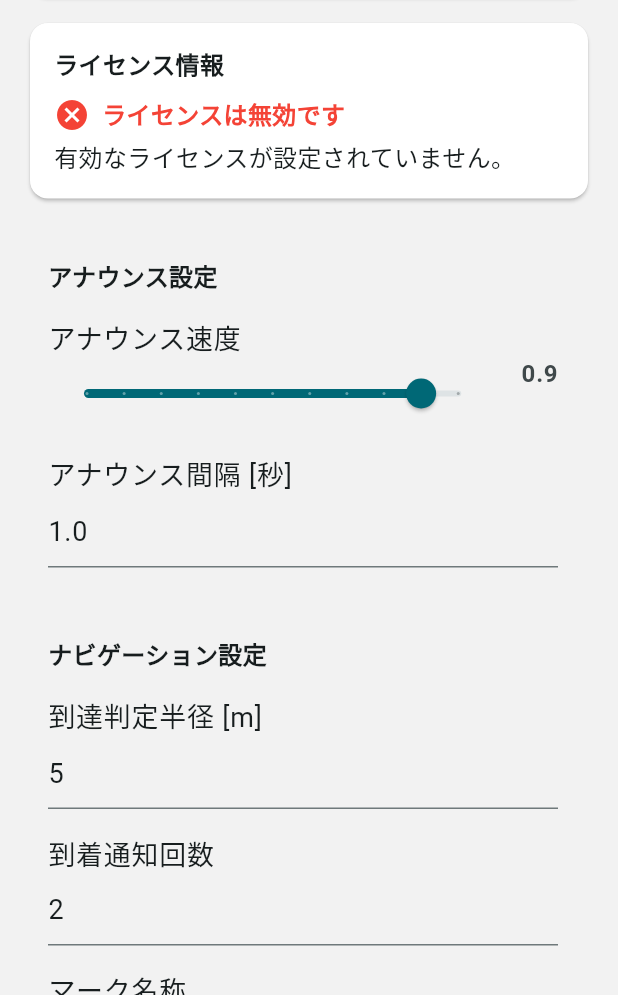
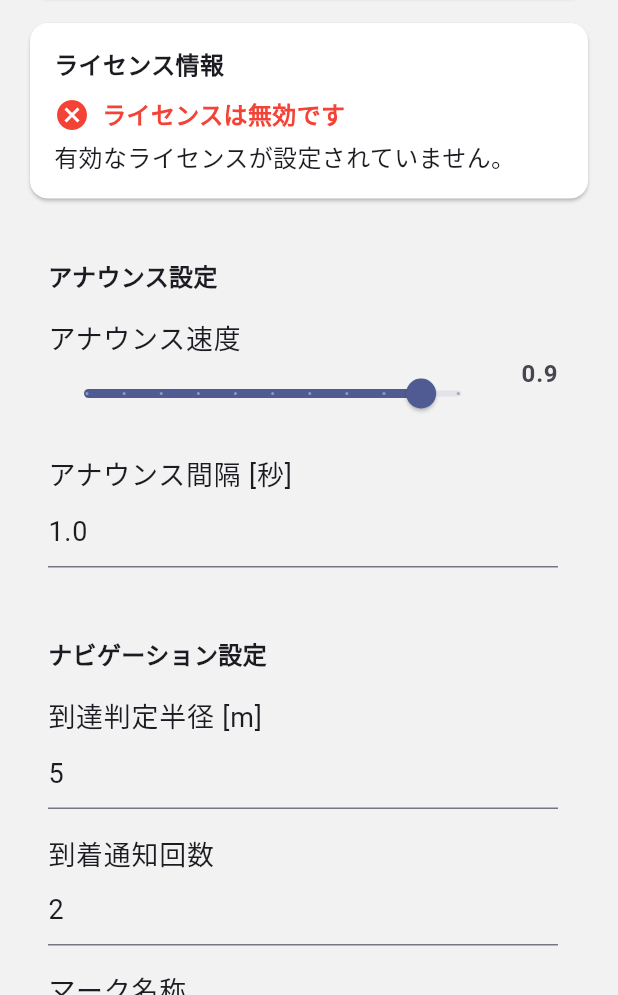
Before and after one commit to takara2314/bsam, a Flutter app: the screen it shows after launch, after a tap on the "settings" icon, on a phone screen of 412 x 824 dp, the part 241-1236 px from its top. Run offline on Flutter 3.47's test engine with Material 3 defaults, Android fonts, the phone set to English and light mode, and no system bars; our stand-ins replace battery_plus, connectivity_plus, firebase_core, firebase_crashlytics, flutter_compass, flutter_dotenv and 8 more; missing offline and left inert: async_locks, jwt_decode; accounts and stored records are empty; statements that could not run were skipped.

Commit message:
feat: テーマカラーを統一

```diff
--- a/lib/main.dart
+++ b/lib/main.dart
@@ -11,6 +11,8 @@ import 'package:bsam/pages/home/page.dart';
 import 'package:bsam/providers.dart';
 import 'package:connectivity_plus/connectivity_plus.dart';
 import 'package:bsam/constants/app_constants.dart';
+
+const primaryColor = Color.fromRGBO(0, 42, 149, 1);
 
 void main() async {
   // クラッシュハンドラ
@@ -157,7 +159,7 @@ class _AppState extends ConsumerState<App> {
       navigatorKey: _navigatorKey,
       theme: ThemeData(
         useMaterial3: true,
-        colorSchemeSeed: Colors.cyan,
+        colorSchemeSeed: primaryColor,
         scaffoldBackgroundColor: const Color(0xFFF2F2F2),
         appBarTheme: const AppBarTheme(
           systemOverlayStyle: SystemUiOverlayStyle(statusBarColor: Colors.transparent),
--- a/lib/pages/home/participate_button.dart
+++ b/lib/pages/home/participate_button.dart
@@ -1,3 +1,4 @@
+import 'package:bsam/main.dart';
 import 'package:flutter/material.dart';
 import 'package:flutter_riverpod/flutter_riverpod.dart';
 
@@ -50,7 +51,7 @@ class ParticipateButton extends ConsumerWidget {
             }
           : null,
         style: ElevatedButton.styleFrom(
-          backgroundColor: Colors.cyan,
+          backgroundColor: primaryColor,
           shape: RoundedRectangleBorder(
             borderRadius: BorderRadius.circular(20)
           ),
--- a/lib/widgets/compass.dart
+++ b/lib/widgets/compass.dart
@@ -1,3 +1,4 @@
+import 'package:bsam/main.dart';
 import 'package:flutter/material.dart';
 import 'dart:math';
 
@@ -57,7 +58,7 @@ class Compass extends CustomPainter {
 
     path.close();
 
-    paint.color = const Color.fromRGBO(0, 94, 115, 1);
+    paint.color = primaryColor;
     canvas.drawPath(path, paint);
   }
 
```
